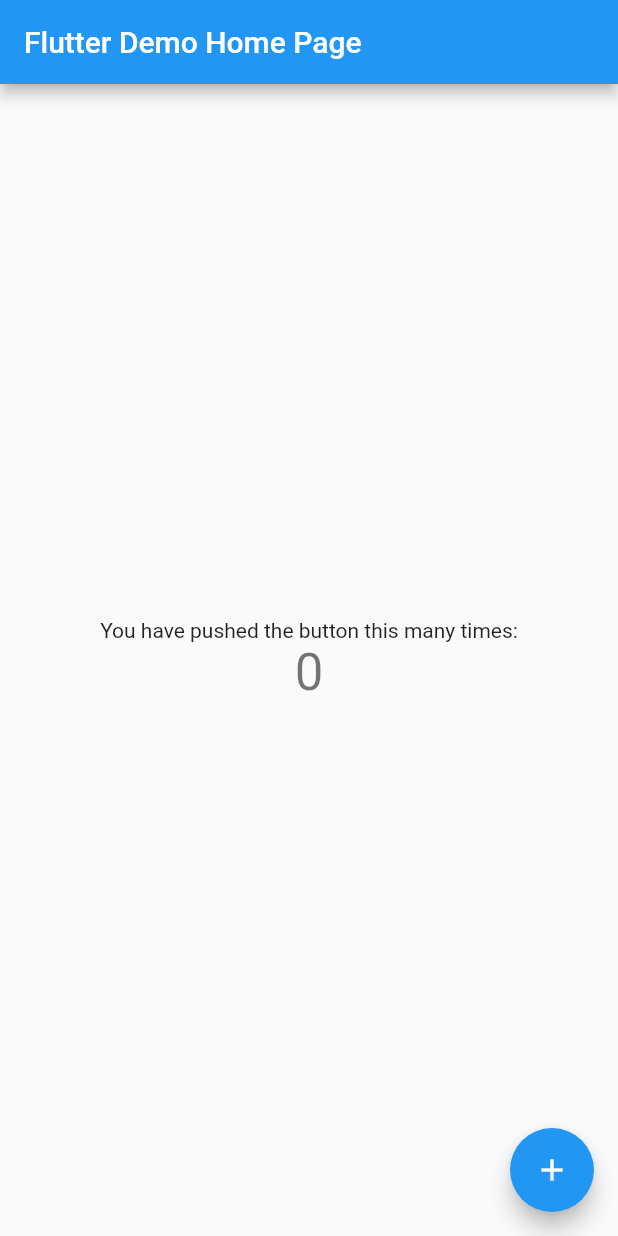
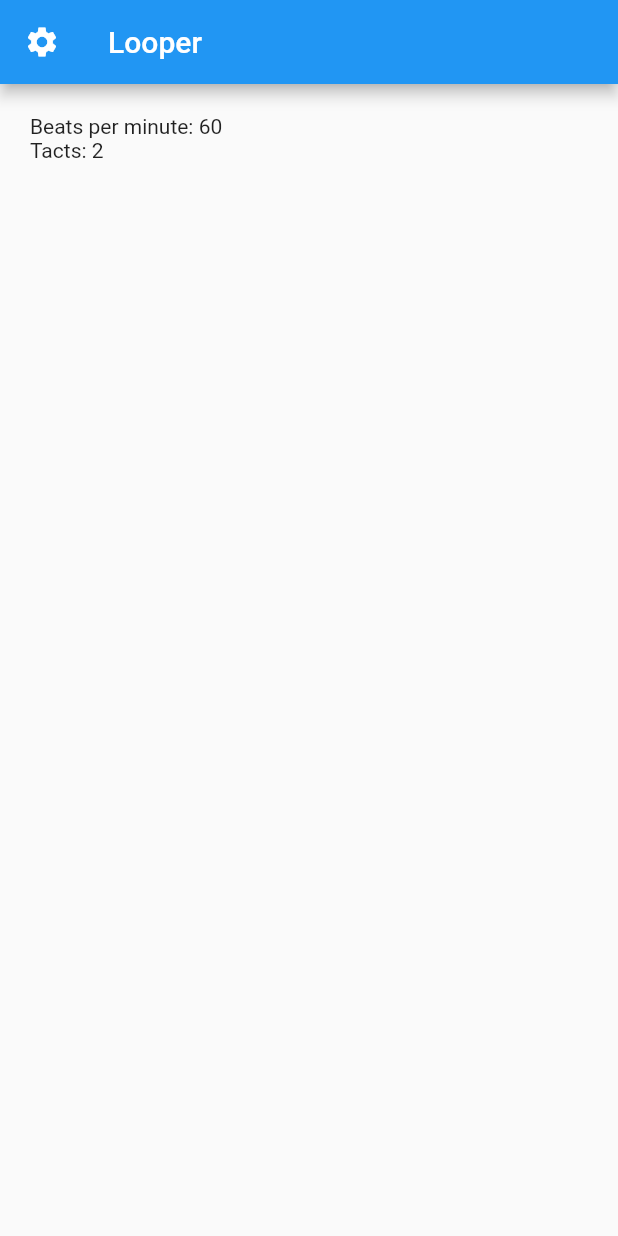
Before and after one commit to michcho415/flutter_project, a Flutter app: the screen it shows after launch, on a phone screen of 412 x 824 dp. Run offline on Flutter 3.47's test engine with Material 2 defaults, Android fonts, the phone set to English and light mode, and no system bars.

Commit message:
Basic settings with new screen

```diff
--- /dev/null
+++ b/lib/data/app_settings.dart
@@ -0,0 +1,14 @@
+import 'package:flutter/material.dart';
+
+class AppData
+{
+  AppData(int this.metrum, {required int this.beatsPerMinute, required int this.numberOfTactsToRecord});
+
+  int beatsPerMinute;
+  int numberOfTactsToRecord;
+  int metrum = 4;
+
+  String getBeats() => beatsPerMinute.toString();
+  String getTacts() => numberOfTactsToRecord.toString();
+
+}
--- a/lib/main.dart
+++ b/lib/main.dart
@@ -1,4 +1,5 @@
 import 'package:flutter/material.dart';
+import 'package:flutter_project/views/main_screen.dart';
 
 void main() {
   runApp(const MyApp());
@@ -24,7 +25,7 @@ class MyApp extends StatelessWidget {
         // is not restarted.
         primarySwatch: Colors.blue,
       ),
-      home: const MyHomePage(title: 'Flutter Demo Home Page'),
+      home: const MainScreen(),
     );
   }
 }
--- /dev/null
+++ b/lib/views/main_screen.dart
@@ -0,0 +1,51 @@
+import 'package:flutter/material.dart';
+import 'package:flutter_project/data/app_settings.dart';
+import 'package:flutter_project/views/settings_screen.dart';
+
+class MainScreen extends StatefulWidget
+{
+  const MainScreen({Key? key}) : super(key: key);
+
+
+  @override
+  State<StatefulWidget> createState() => _MainScreenState();
+
+}
+
+
+
+class _MainScreenState extends State<MainScreen>{
+
+  AppData data = AppData(4, beatsPerMinute: 60, numberOfTactsToRecord: 2);
+
+  @override
+  Widget build(BuildContext context) {
+      return Scaffold(
+        appBar: AppBar(
+          title: Text("Looper"),
+          leading: IconButton(
+            icon: Icon(Icons.settings),
+            onPressed: getDataFromSettings
+            ),
+          ),
+        body: Container(
+          child: Padding(
+              padding: EdgeInsets.symmetric(vertical: 20, horizontal: 20),
+              child: Column(
+            children: [Text("Beats per minute: ${data.getBeats()} \nTacts: ${data.getTacts()}")]
+            )
+          )
+        ),
+      );
+
+  }
+
+  Future<void> getDataFromSettings() async {
+     final result = await Navigator.push(context, MaterialPageRoute(builder: (context) => SettingsScreen(appData: data)));
+
+     setState(() {
+       data = result;
+     });
+  }
+
+}
```
Also changed, not shown: lib/views/settings_screen.dart (added, +127 -0 lines).
